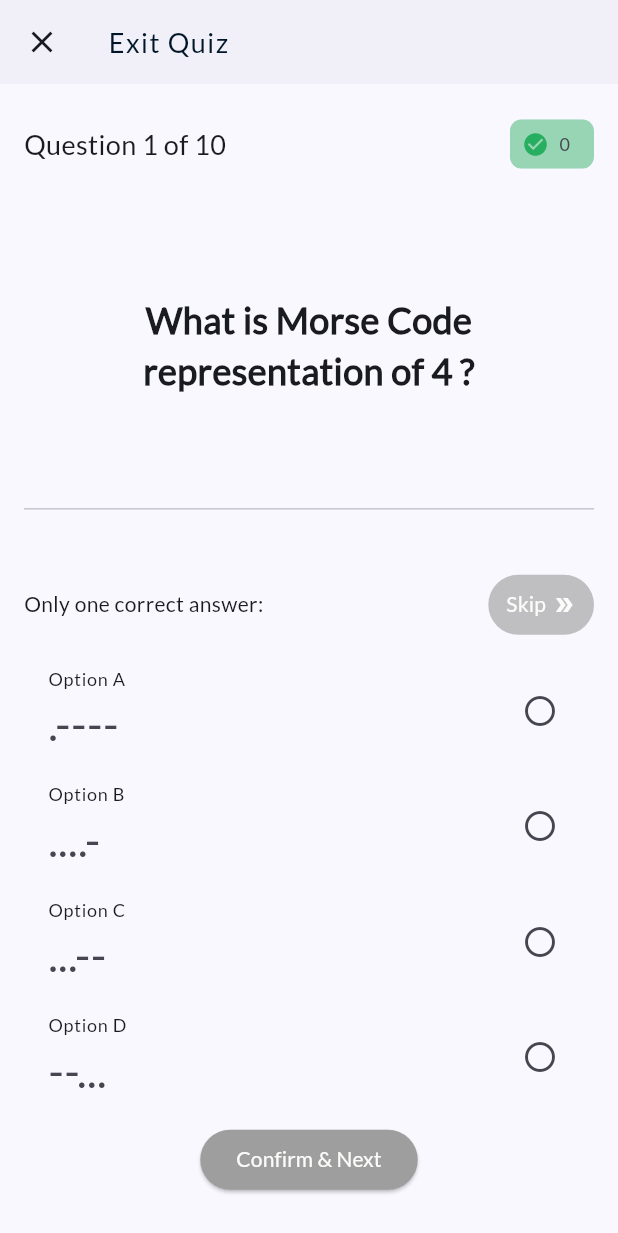
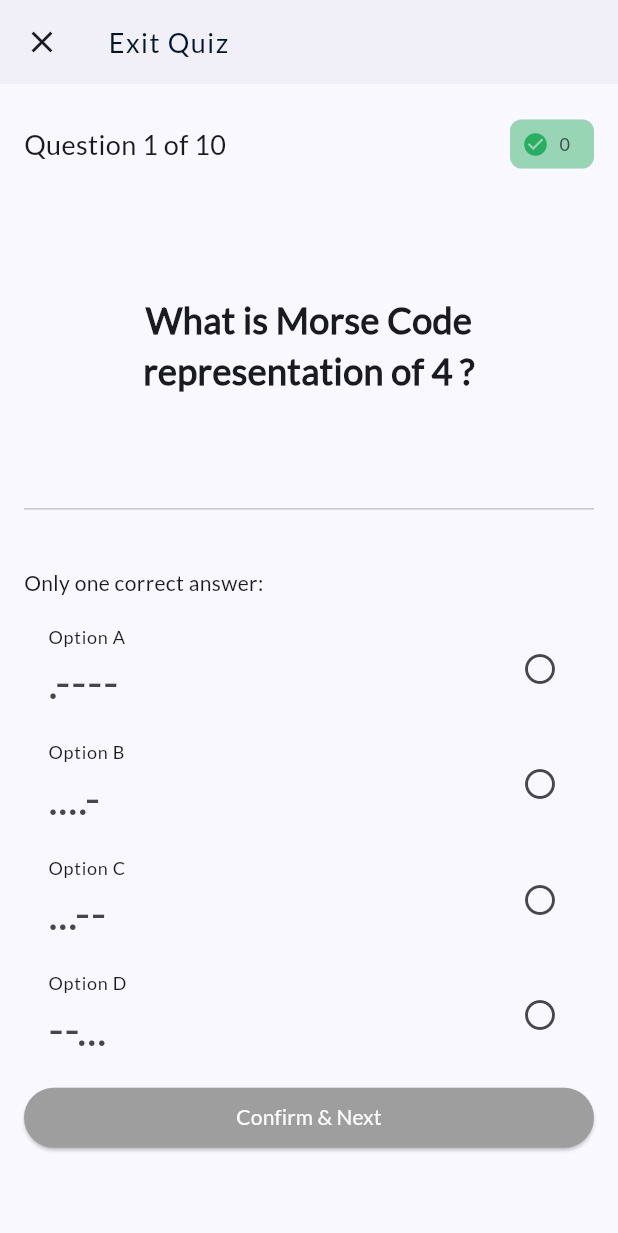
Before and after one commit to digvijay-tech/Morseify, a Flutter app: the QuizAttempt screen opened by its route, after a tap on "Confirm & Next", on a phone screen of 412 x 824 dp. Shown: the top 1233 px of the screen. Run offline on Flutter 3.47's test engine with Material 3 defaults, Android fonts, the phone set to English and light mode, and no system bars; our stand-ins replace animated_splash_screen, animated_text_kit, audioplayers.

Commit message:
Text based quiz completed..

```diff
--- a/morseify_app/lib/widgets/quiz/quizControls.dart
+++ b/morseify_app/lib/widgets/quiz/quizControls.dart
@@ -1,4 +1,5 @@
 // Quiz logic and controls
+import 'dart:async';
 import 'package:flutter/material.dart';
 import 'package:morseify_app/widgets/quiz/optionSerializer.dart';
 import 'dart:math';
@@ -30,6 +31,11 @@ class _QuizControlsState extends State<QuizControls> {
   int questionCount = 0;
   int correctAnswerCount = 0;
   bool showResult = false;
+  bool isLoading = false;
+  bool isDisabled = true;
+
+  // tracking end of the game
+  bool quizEnded = false;
 
   // tracking selected option
   int selectedOptionIndex = -1; // -1 indicates no selection
@@ -56,7 +62,16 @@ class _QuizControlsState extends State<QuizControls> {
   // processing correct answers
   void confirmAndNext() {
     // proceeding only if user selects any option
-    if (selectedOptionIndex != -1) {
+    if (selectedOptionIndex != -1 && !isDisabled) {
+      // show loading state on button
+      setState(() {
+        isLoading = true;
+        isDisabled = true;
+      });
+
+      // increment question count
+      questionCount += 1;
+
       // getting option index
       int optionIndex = questions[pickedIndex]
           .options
@@ -78,7 +93,41 @@ class _QuizControlsState extends State<QuizControls> {
           showResult = true;
         });
       }
+
+      // check end condition before proceeding furthur
+      if (questionCount == 11) {
+        endQuiz();
+      } else {
+        // proceed to next question
+        Timer(const Duration(milliseconds: 500), () {
+          setState(() {
+            // reset selection
+            selectedOptionIndex = -1;
+
+            // hide result
+            showResult = false;
+
+            // change question
+            pickedIndex = pickQuestion(questions);
+
+            // end loading state on button
+            isLoading = false;
+          });
+        });
       }
+    }
+  }
+
+  // end game
+  void endQuiz() {
+    // reset everything
+    setState(() {
+      quizEnded = true;
+      selectedOptionIndex = -1;
+      showResult = true;
+      isDisabled = true;
+      isLoading = false;
+    });
   }
 
   // set random index to 1st questino when quiz starts
@@ -102,7 +151,14 @@ class _QuizControlsState extends State<QuizControls> {
       children: [
         Expanded(
           flex: 2,
-          child: QuestionDisplay(
+          child: (quizEnded)
+              ? QuestionDisplay(
+                  questionCount: 10,
+                  questionText:
+                      "You scored $correctAnswerCount/10. Thanks for playing.\n... . .   -.-- --- ..-   .- --. .- .. -. -.-.--",
+                  correctAnswerCount: correctAnswerCount,
+                )
+              : QuestionDisplay(
                   questionCount: questionCount,
                   questionText: questions[pickedIndex].question,
                   correctAnswerCount: correctAnswerCount,
@@ -113,40 +169,10 @@ class _QuizControlsState extends State<QuizControls> {
           child: Container(
             padding: const EdgeInsets.all(16.0),
             child: Column(
-              children: [
-                Row(
-                  mainAxisAlignment: MainAxisAlignment.spaceBetween,
+              crossAxisAlignment: CrossAxisAlignment.stretch,
               children: [
                 const Text("Only one correct answer:"),
-                    TextButton(
-                      onPressed: () {
-                        print("Skip questoin tapped..");
-                      },
-                      style: const ButtonStyle(
-                        overlayColor: MaterialStatePropertyAll(
-                          Color(0x5F8E8E8E),
-                        ),
-                        backgroundColor: MaterialStatePropertyAll(
-                          Color(0xB8A8A7A7),
-                        ),
-                      ),
-                      child: const Row(
-                        children: [
-                          Text(
-                            "Skip",
-                            style: TextStyle(color: baseLightColor),
-                          ),
-                          SizedBox(width: 4.0),
-                          Icon(
-                            Icons.double_arrow,
-                            size: body,
-                            color: baseLightColor,
-                          ),
-                        ],
-                      ),
-                    ),
-                  ],
-                ),
+
                 const SizedBox(height: 8.0),
 
                 // show correct as well as the incorrect options
@@ -180,8 +206,12 @@ class _QuizControlsState extends State<QuizControls> {
                     ListTile(
                       onTap: () {
                         setState(() {
+                          // set selected index
                           selectedOptionIndex =
                               questions[pickedIndex].options[i].optionId;
+
+                          // enable button
+                          isDisabled = false;
                         });
                       },
                       enabled: true,
@@ -202,9 +232,10 @@ class _QuizControlsState extends State<QuizControls> {
                 const SizedBox(height: 6.0),
 
                 // Next Button
-                ElevatedButton(
+                (!quizEnded)
+                    ? ElevatedButton(
                         onPressed: confirmAndNext,
-                  style: (selectedOptionIndex == -1)
+                        style: (isDisabled)
                             ? const ButtonStyle(
                                 backgroundColor:
                                     MaterialStatePropertyAll(Colors.grey),
@@ -214,8 +245,23 @@ class _QuizControlsState extends State<QuizControls> {
                                 backgroundColor:
                                     MaterialStatePropertyAll(primaryColor),
                               ),
+                        child: (isLoading)
+                            ? const CircularProgressIndicator.adaptive()
+                            : const Text(
+                                "Confirm & Next",
+                                style: TextStyle(color: baseLightColor),
+                              ),
+                      )
+                    : ElevatedButton(
+                        onPressed: () {
+                          Navigator.pushNamed(context, "/");
+                        },
+                        style: const ButtonStyle(
+                          backgroundColor:
+                              MaterialStatePropertyAll(primaryColor),
+                        ),
                         child: const Text(
-                    "Confirm & Next",
+                          "Exit",
                           style: TextStyle(color: baseLightColor),
                         ),
                       ),
```
Lines whose indentation alone changed are shown as unchanged.
